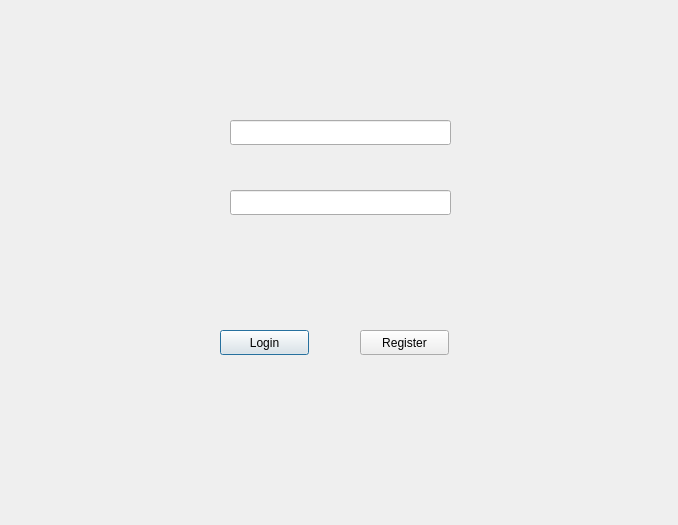
This is authdialog.ui in FANSAN6190/DoctorConsole as Qt 5 draws it before an edit. The edited form follows.
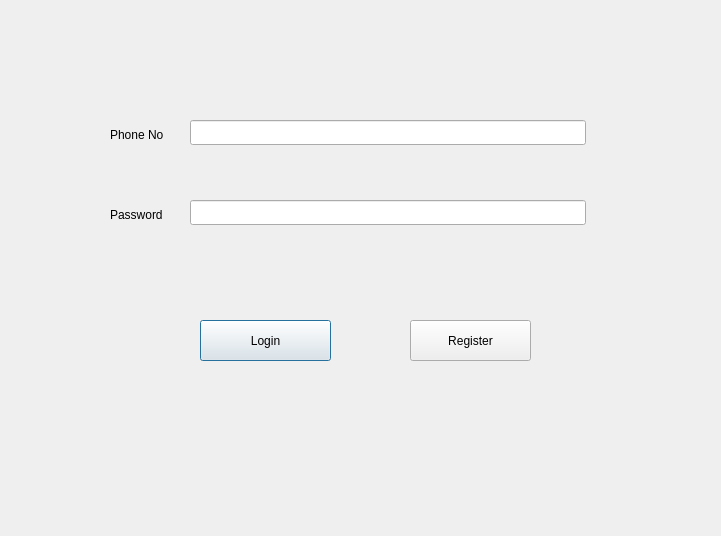
This is the edited form.

What changed in the file:
```diff
--- a/authdialog.ui
+++ b/authdialog.ui
@@ -6,8 +6,8 @@
    <rect>
     <x>0</x>
     <y>0</y>
-    <width>678</width>
-    <height>525</height>
+    <width>721</width>
+    <height>536</height>
    </rect>
   </property>
   <property name="windowTitle">
@@ -16,10 +16,10 @@
   <widget class="QPushButton" name="login">
    <property name="geometry">
     <rect>
-     <x>220</x>
-     <y>330</y>
-     <width>89</width>
-     <height>25</height>
+     <x>200</x>
+     <y>320</y>
+     <width>131</width>
+     <height>41</height>
     </rect>
    </property>
    <property name="text">
@@ -29,36 +29,62 @@
   <widget class="QPushButton" name="regist">
    <property name="geometry">
     <rect>
-     <x>360</x>
-     <y>330</y>
-     <width>89</width>
-     <height>25</height>
+     <x>410</x>
+     <y>320</y>
+     <width>121</width>
+     <height>41</height>
     </rect>
    </property>
    <property name="text">
     <string>Register</string>
    </property>
   </widget>
-  <widget class="QLineEdit" name="phone_no">
-   <property name="geometry">
-    <rect>
-     <x>230</x>
-     <y>120</y>
-     <width>221</width>
-     <height>25</height>
-    </rect>
-   </property>
-  </widget>
   <widget class="QLineEdit" name="password">
    <property name="geometry">
     <rect>
-     <x>230</x>
-     <y>190</y>
-     <width>221</width>
+     <x>190</x>
+     <y>200</y>
+     <width>396</width>
      <height>25</height>
     </rect>
    </property>
   </widget>
+  <widget class="QLineEdit" name="phone_no">
+   <property name="geometry">
+    <rect>
+     <x>190</x>
+     <y>120</y>
+     <width>396</width>
+     <height>25</height>
+    </rect>
+   </property>
+  </widget>
+  <widget class="QLabel" name="label_2">
+   <property name="geometry">
+    <rect>
+     <x>110</x>
+     <y>200</y>
+     <width>65</width>
+     <height>29</height>
+    </rect>
+   </property>
+   <property name="text">
+    <string>Password</string>
+   </property>
+  </widget>
+  <widget class="QLabel" name="label">
+   <property name="geometry">
+    <rect>
+     <x>110</x>
+     <y>120</y>
+     <width>67</width>
+     <height>29</height>
+    </rect>
+   </property>
+   <property name="text">
+    <string>Phone No</string>
+   </property>
+  </widget>
  </widget>
  <resources/>
  <connections/>
```
